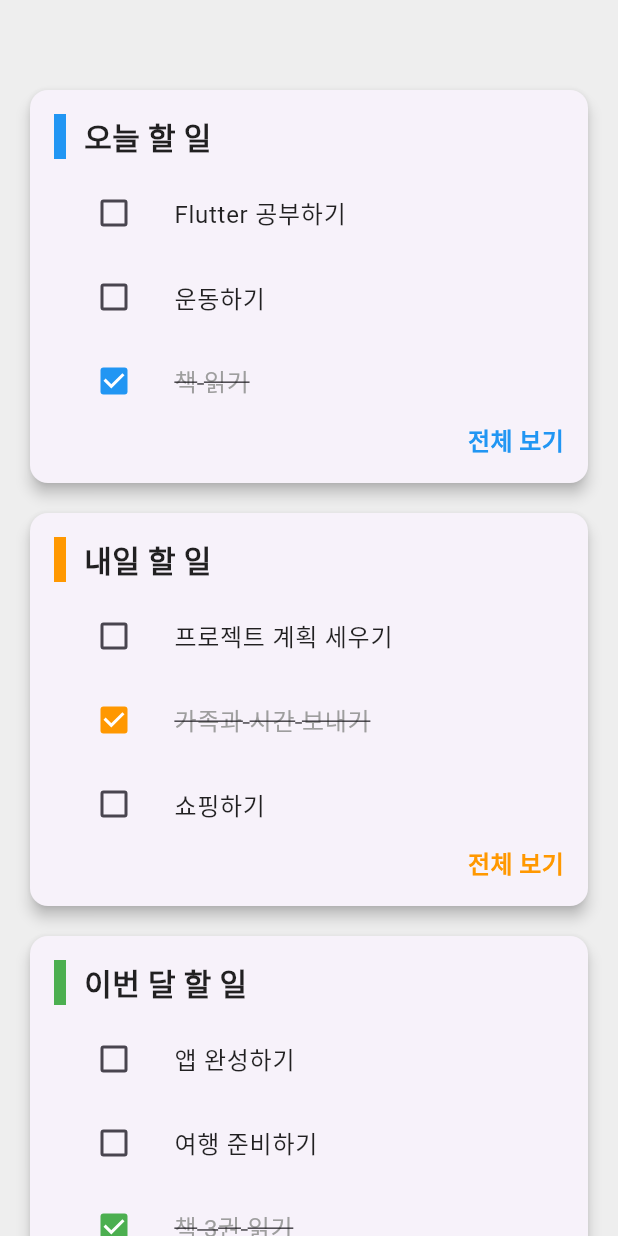
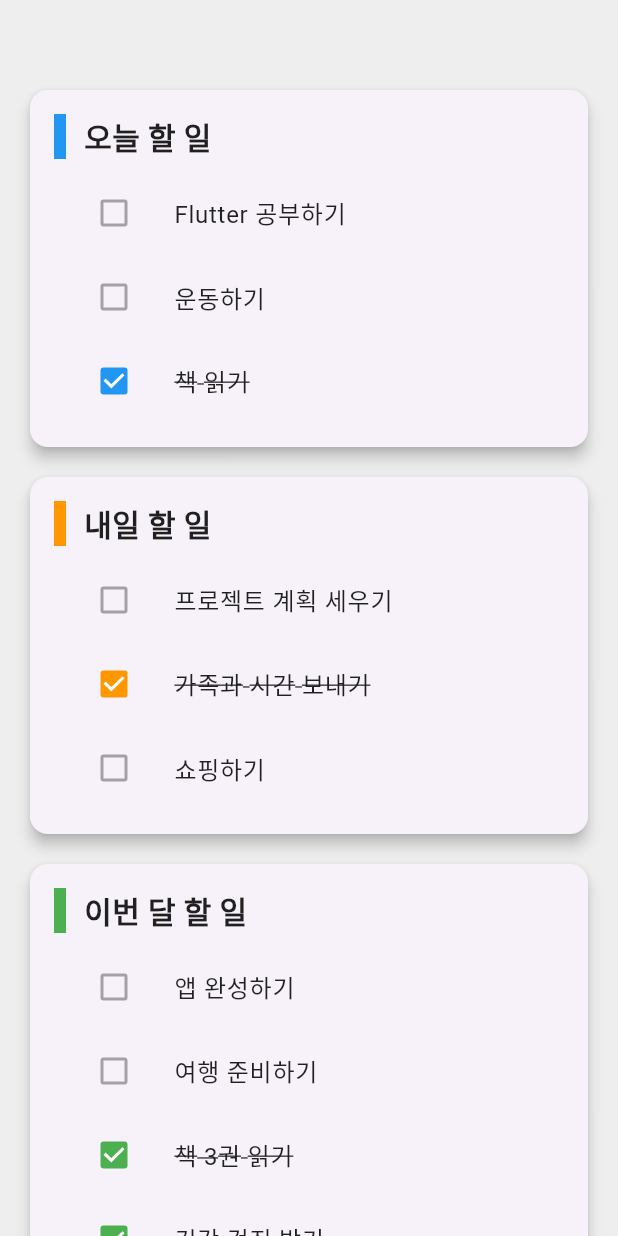
Before and after one commit to dev-hojung/flutter_scheduler, a Flutter app: the screen it shows after launch, on a phone screen of 412 x 824 dp. Run offline on Flutter 3.47's test engine with Material 3 defaults, Android fonts, the phone set to English and light mode, and no system bars; our stand-ins replace flutter_slidable, table_calendar.

Commit message:
feat: homePapge check기능 막기

```diff
--- a/lib/screens/home/home.dart
+++ b/lib/screens/home/home.dart
@@ -76,7 +76,14 @@ class _HomePageState extends State<HomePage> {
     required Color color,
     required bool isMonthly,
   }) {
-    return Card(
+    return GestureDetector(
+      onTap: () => _navigateToPage(
+        context: context,
+        title: title,
+        tasks: tasks,
+        isMonthly: isMonthly,
+      ),
+      child: Card(
         shape: RoundedRectangleBorder(
           borderRadius: BorderRadius.circular(12),
         ),
@@ -89,26 +96,8 @@ class _HomePageState extends State<HomePage> {
               _buildSectionHeader(title: title, color: color),
               const SizedBox(height: 8), // 헤더와 첫 Task 간 간격
               ...tasks.map((task) => _buildTaskItem(task, color)),
-            Align(
-              alignment: Alignment.bottomRight,
-              child: GestureDetector(
-                onTap: () => _navigateToPage(
-                  context: context,
-                  title: title,
-                  tasks: tasks,
-                  isMonthly: isMonthly,
+            ],
           ),
-                child: Text(
-                  "전체 보기",
-                  style: TextStyle(
-                    color: color,
-                    fontSize: 16,
-                    fontWeight: FontWeight.bold,
-                  ),
-                ),
-              ),
-            ),
-          ],
         ),
       ),
     );
@@ -144,18 +133,24 @@ class _HomePageState extends State<HomePage> {
         dense: true, // 간결한 디자인
         leading: Checkbox(
           value: task["completed"],
-          onChanged: (bool? value) {
-            setState(() {
-              task["completed"] = value ?? false;
-            });
+          onChanged: null, // 체크 기능 비활성화
+          checkColor: Colors.white, // 체크 내부 색상
+          fillColor: WidgetStateProperty.resolveWith<Color?>(
+            (Set<WidgetState> states) {
+              // 체크된 상태일 경우 카드 색상
+              if (states.contains(WidgetState.selected)) {
+                return color;
+              }
+
+              return null;
             },
-          activeColor: color, // 카드별 색상 적용
+          ),
         ),
         title: Text(
           task["title"],
           style: TextStyle(
             fontSize: 16,
-            color: task["completed"] ? Colors.grey : Colors.black87,
+            color: Colors.black87,
             decoration: task["completed"] ? TextDecoration.lineThrough : null,
           ),
         ),
```
Lines whose indentation alone changed are shown as unchanged.
